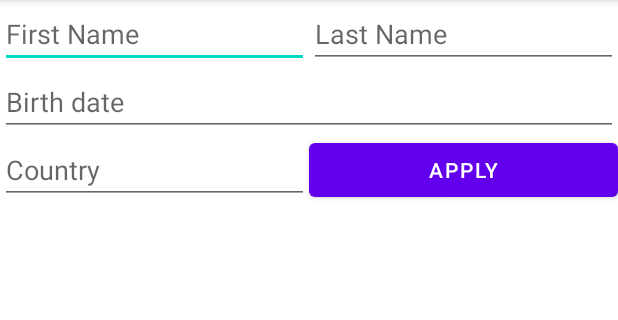
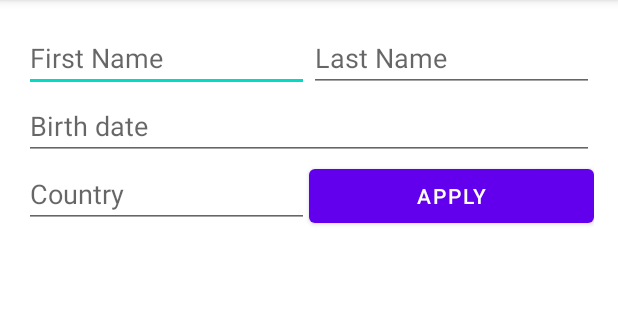
Before and after one commit to roxytot/Android-Development-Kotlin, an Android app: the screen it shows after launch (MainActivity), on a phone screen of 412 x 824 dp, the part 84-404 px from its top. Run offline under Robolectric (Android 15) with nearby library versions, the phone set to English and light mode, and no system bars.

Commit message:
Add onClickListener to button

```diff
--- a/AndroidFundamentals/app/src/main/java/com/example/androidkotlinpractice/MainActivity.kt
+++ b/AndroidFundamentals/app/src/main/java/com/example/androidkotlinpractice/MainActivity.kt
@@ -3,15 +3,31 @@ package com.example.androidkotlinpractice
 import androidx.appcompat.app.AppCompatActivity
 import android.os.Bundle
 import android.util.Log
+import android.widget.Button
+import android.widget.EditText
 
 class MainActivity : AppCompatActivity() {
     override fun onCreate(savedInstanceState: Bundle?) {
         super.onCreate(savedInstanceState)
         setContentView(R.layout.activity_main)
 
-        Log.d("debug","This is how to print a message to the android log at debug level")
-        Log.e("error","This is how to print an error message to the android log at error level")
-        println("This is how you print a message to the console")
+        val btnApply: Button = findViewById(R.id.btnApply)
+        val etFirstName: EditText = findViewById(R.id.etFirstName)
+        val etLastName: EditText = findViewById(R.id.etLastName)
+        val etBirthDate: EditText = findViewById(R.id.etBirthDate)
+        val etCountry: EditText = findViewById(R.id.etCountry)
+
+//        Log.d("debug","This is how to print a message to the android log at debug level")
+//        Log.e("error","This is how to print an error message to the android log at error level")
+//        println("This is how you print a message to the console")
+
+        btnApply.setOnClickListener {
+            val firstName = etFirstName.text.toString()
+            val lastName = etLastName.text.toString()
+            val birthDate = etBirthDate.text.toString()
+            val country = etCountry.text.toString()
+            Log.d("MainActivity", "$firstName $lastName, born on $birthDate, from $country just applied to the formular.")
+        }
     }
 
     override fun onPause() {
--- a/AndroidFundamentals/app/src/main/res/layout/activity_main.xml
+++ b/AndroidFundamentals/app/src/main/res/layout/activity_main.xml
@@ -4,64 +4,65 @@
     xmlns:tools="http://schemas.android.com/tools"
     android:layout_width="match_parent"
     android:layout_height="match_parent"
+    android:orientation="vertical"
+    android:padding="16dp"
     tools:context=".MainActivity">
 
     <EditText
-        android:id="@+id/FirstName"
+        android:id="@+id/etFirstName"
         android:layout_width="0dp"
         android:layout_height="wrap_content"
         android:ems="10"
         android:hint="First Name"
         android:inputType="textPersonName"
-        app:layout_constraintEnd_toStartOf="@+id/LastName"
+        app:layout_constraintEnd_toStartOf="@+id/etLastName"
         app:layout_constraintHorizontal_bias="0.5"
         app:layout_constraintStart_toStartOf="parent"
         app:layout_constraintTop_toTopOf="parent" />
 
     <EditText
-        android:id="@+id/birthDate"
-        android:layout_width="0dp"
+        android:id="@+id/etBirthDate"
+        android:layout_width="match_parent"
         android:layout_height="wrap_content"
         android:ems="10"
         android:hint="Birth date"
         android:inputType="textPersonName"
         app:layout_constraintEnd_toEndOf="parent"
         app:layout_constraintStart_toStartOf="parent"
-        app:layout_constraintTop_toBottomOf="@+id/FirstName" />
+        app:layout_constraintTop_toBottomOf="@+id/etFirstName" />
 
     <EditText
-        android:id="@+id/LastName"
+        android:id="@+id/etLastName"
         android:layout_width="0dp"
         android:layout_height="wrap_content"
         android:ems="10"
         android:hint="Last Name"
         android:inputType="textPersonName"
-        app:layout_constraintBottom_toBottomOf="@+id/FirstName"
+        app:layout_constraintBottom_toBottomOf="@+id/etFirstName"
         app:layout_constraintEnd_toEndOf="parent"
         app:layout_constraintHorizontal_bias="0.5"
-        app:layout_constraintStart_toEndOf="@+id/FirstName" />
+        app:layout_constraintStart_toEndOf="@+id/etFirstName" />
 
     <EditText
-        android:id="@+id/country"
+        android:id="@+id/etCountry"
         android:layout_width="0dp"
         android:layout_height="wrap_content"
         android:ems="10"
         android:hint="Country"
         android:inputType="textPersonName"
-        app:layout_constraintEnd_toStartOf="@+id/button"
+        app:layout_constraintEnd_toStartOf="@+id/btnApply"
         app:layout_constraintHorizontal_bias="0.5"
         app:layout_constraintStart_toStartOf="parent"
-        app:layout_constraintTop_toBottomOf="@+id/birthDate" />
+        app:layout_constraintTop_toBottomOf="@+id/etBirthDate" />
 
     <Button
-        android:id="@+id/button"
+        android:id="@+id/btnApply"
         android:layout_width="0dp"
         android:layout_height="wrap_content"
         android:text="Apply"
-        app:layout_constraintBottom_toBottomOf="@+id/country"
         app:layout_constraintEnd_toEndOf="parent"
         app:layout_constraintHorizontal_bias="0.5"
-        app:layout_constraintStart_toEndOf="@+id/country"
-        app:layout_constraintTop_toTopOf="@+id/country" />
+        app:layout_constraintStart_toEndOf="@+id/etCountry"
+        app:layout_constraintTop_toBottomOf="@+id/etBirthDate" />
 
 </androidx.constraintlayout.widget.ConstraintLayout>
```
